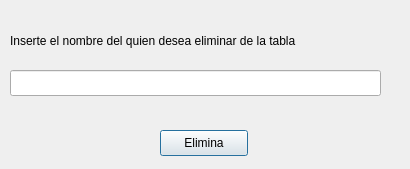
Ledihas/Qwidgets, file eliminar.ui: the form before one commit.
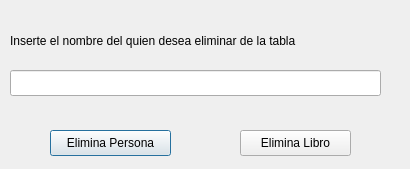
The form after the commit.

```diff
--- a/eliminar.ui
+++ b/eliminar.ui
@@ -39,14 +39,27 @@
   <widget class="QPushButton" name="pushButton">
    <property name="geometry">
     <rect>
-     <x>160</x>
+     <x>50</x>
      <y>130</y>
-     <width>88</width>
+     <width>121</width>
      <height>26</height>
     </rect>
    </property>
    <property name="text">
-    <string>Elimina</string>
+    <string>Elimina Persona</string>
+   </property>
+  </widget>
+  <widget class="QPushButton" name="pushButton_2">
+   <property name="geometry">
+    <rect>
+     <x>240</x>
+     <y>130</y>
+     <width>111</width>
+     <height>26</height>
+    </rect>
+   </property>
+   <property name="text">
+    <string>Elimina Libro</string>
    </property>
   </widget>
  </widget>
```
